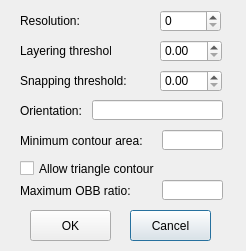
The window that LEGO/RightAngleOptionDialog.ui (xwzhangcs/LEGO) describes before a commit, drawn with Qt 5.
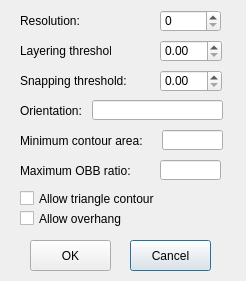
The same window after the commit.

Commit message: Added allow_overhang flag.

What changed in the file:
```diff
--- a/LEGO/RightAngleOptionDialog.ui
+++ b/LEGO/RightAngleOptionDialog.ui
@@ -7,7 +7,7 @@
     <x>0</x>
     <y>0</y>
     <width>246</width>
-    <height>251</height>
+    <height>281</height>
    </rect>
   </property>
   <property name="minimumSize">
@@ -19,7 +19,7 @@
   <property name="maximumSize">
    <size>
     <width>346</width>
-    <height>272</height>
+    <height>300</height>
    </size>
   </property>
   <property name="windowTitle">
@@ -52,7 +52,7 @@
    <property name="geometry">
     <rect>
      <x>130</x>
-     <y>210</y>
+     <y>240</y>
      <width>81</width>
      <height>31</height>
     </rect>
@@ -65,7 +65,7 @@
    <property name="geometry">
     <rect>
      <x>30</x>
-     <y>210</y>
+     <y>240</y>
      <width>81</width>
      <height>31</height>
     </rect>
@@ -176,7 +176,7 @@
    <property name="geometry">
     <rect>
      <x>20</x>
-     <y>160</y>
+     <y>190</y>
      <width>141</width>
      <height>17</height>
     </rect>
@@ -188,8 +188,8 @@
   <widget class="QLineEdit" name="lineEditMaxOBBRatio">
    <property name="geometry">
     <rect>
-     <x>162</x>
-     <y>180</y>
+     <x>160</x>
+     <y>160</y>
      <width>61</width>
      <height>20</height>
     </rect>
@@ -202,7 +202,7 @@
    <property name="geometry">
     <rect>
      <x>20</x>
-     <y>180</y>
+     <y>160</y>
      <width>131</width>
      <height>21</height>
     </rect>
@@ -211,6 +211,19 @@
     <string>Maximum OBB ratio:</string>
    </property>
   </widget>
+  <widget class="QCheckBox" name="checkBoxAllowOverhang">
+   <property name="geometry">
+    <rect>
+     <x>20</x>
+     <y>210</y>
+     <width>141</width>
+     <height>17</height>
+    </rect>
+   </property>
+   <property name="text">
+    <string>Allow overhang</string>
+   </property>
+  </widget>
  </widget>
  <layoutdefault spacing="6" margin="11"/>
  <resources/>
```
The commit also changes 27 other files.
